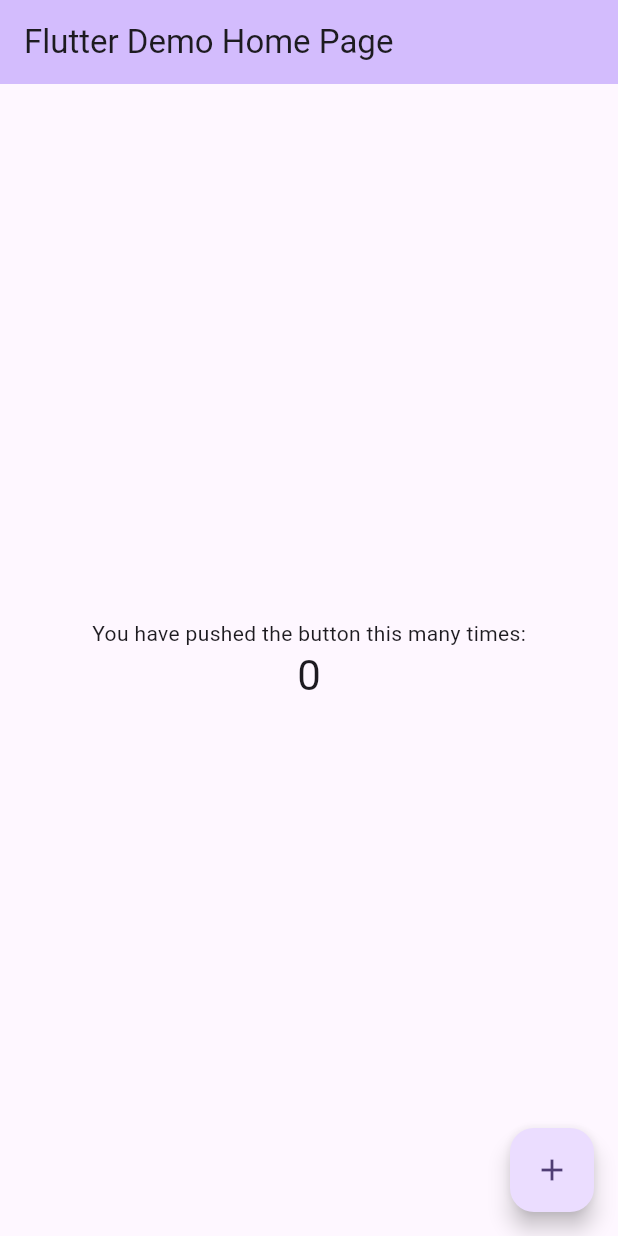
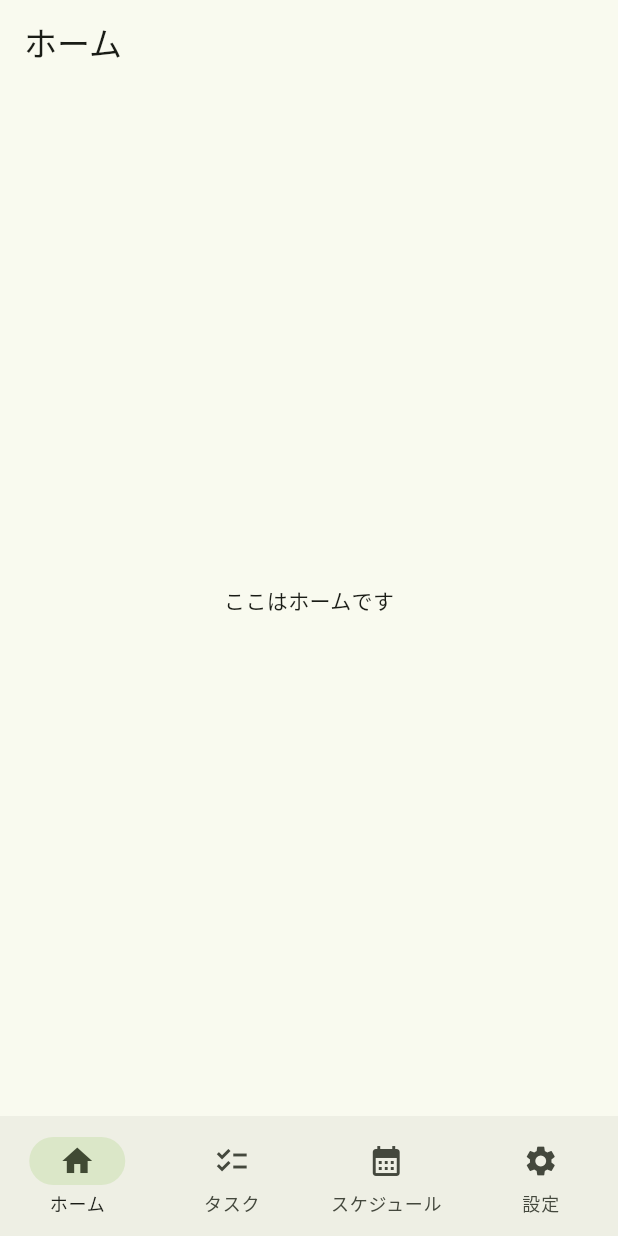
Before and after one commit to anmoti/MultiScheduler, a Flutter app: the screen it shows after launch, on a phone screen of 412 x 824 dp. Run offline on Flutter 3.47's test engine with Material 3 defaults, Android fonts, the phone set to English and light mode, and no system bars; our stand-ins replace go_router.

Commit message:
feat: :sparkles: home, taks, schedule, settingsの画面とルーティングを実装

```diff
--- a/flutter/lib/main.dart
+++ b/flutter/lib/main.dart
@@ -1,4 +1,5 @@
 import 'package:flutter/material.dart';
+import 'package:multi_scheduler/router/router.dart';
 
 void main() {
   runApp(const MyApp());
@@ -7,116 +8,11 @@ void main() {
 class MyApp extends StatelessWidget {
   const MyApp({super.key});
 
-  // This widget is the root of your application.
   @override
-  Widget build(BuildContext context) {
-    return MaterialApp(
-      title: 'Flutter Demo',
-      theme: ThemeData(
-        // This is the theme of your application.
-        //
-        // TRY THIS: Try running your application with "flutter run". You'll see
-        // the application has a purple toolbar. Then, without quitting the app,
-        // try changing the seedColor in the colorScheme below to Colors.green
-        // and then invoke "hot reload" (save your changes or press the "hot
-        // reload" button in a Flutter-supported IDE, or press "r" if you used
-        // the command line to start the app).
-        //
-        // Notice that the counter didn't reset back to zero; the application
-        // state is not lost during the reload. To reset the state, use hot
-        // restart instead.
-        //
-        // This works for code too, not just values: Most code changes can be
-        // tested with just a hot reload.
-        colorScheme: .fromSeed(seedColor: Colors.deepPurple),
-      ),
-      home: const MyHomePage(title: 'Flutter Demo Home Page'),
+  Widget build(context) {
+    return MaterialApp.router(
+      routerConfig: router,
+      theme: .from(colorScheme: .fromSeed(seedColor: Colors.lightGreen)),
     );
   }
 }
-
-class MyHomePage extends StatefulWidget {
-  const MyHomePage({super.key, required this.title});
-
-  // This widget is the home page of your application. It is stateful, meaning
-  // that it has a State object (defined below) that contains fields that affect
-  // how it looks.
-
-  // This class is the configuration for the state. It holds the values (in this
-  // case the title) provided by the parent (in this case the App widget) and
-  // used by the build method of the State. Fields in a Widget subclass are
-  // always marked "final".
-
-  final String title;
-
-  @override
-  State<MyHomePage> createState() => _MyHomePageState();
-}
-
-class _MyHomePageState extends State<MyHomePage> {
-  int _counter = 0;
-
-  void _incrementCounter() {
-    setState(() {
-      // This call to setState tells the Flutter framework that something has
-      // changed in this State, which causes it to rerun the build method below
-      // so that the display can reflect the updated values. If we changed
-      // _counter without calling setState(), then the build method would not be
-      // called again, and so nothing would appear to happen.
-      _counter++;
-    });
-  }
-
-  @override
-  Widget build(BuildContext context) {
-    // This method is rerun every time setState is called, for instance as done
-    // by the _incrementCounter method above.
-    //
-    // The Flutter framework has been optimized to make rerunning build methods
-    // fast, so that you can just rebuild anything that needs updating rather
-    // than having to individually change instances of widgets.
-    return Scaffold(
-      appBar: AppBar(
-        // TRY THIS: Try changing the color here to a specific color (to
-        // Colors.amber, perhaps?) and trigger a hot reload to see the AppBar
-        // change color while the other colors stay the same.
-        backgroundColor: Theme.of(context).colorScheme.inversePrimary,
-        // Here we take the value from the MyHomePage object that was created by
-        // the App.build method, and use it to set our appbar title.
-        title: Text(widget.title),
-      ),
-      body: Center(
-        // Center is a layout widget. It takes a single child and positions it
-        // in the middle of the parent.
-        child: Column(
-          // Column is also a layout widget. It takes a list of children and
-          // arranges them vertically. By default, it sizes itself to fit its
-          // children horizontally, and tries to be as tall as its parent.
-          //
-          // Column has various properties to control how it sizes itself and
-          // how it positions its children. Here we use mainAxisAlignment to
-          // center the children vertically; the main axis here is the vertical
-          // axis because Columns are vertical (the cross axis would be
-          // horizontal).
-          //
-          // TRY THIS: Invoke "debug painting" (choose the "Toggle Debug Paint"
-          // action in the IDE, or press "p" in the console), to see the
-          // wireframe for each widget.
-          mainAxisAlignment: .center,
-          children: [
-            const Text('You have pushed the button this many times:'),
-            Text(
-              '$_counter',
-              style: Theme.of(context).textTheme.headlineMedium,
-            ),
-          ],
-        ),
-      ),
-      floatingActionButton: FloatingActionButton(
-        onPressed: _incrementCounter,
-        tooltip: 'Increment',
-        child: const Icon(Icons.add),
-      ),
-    );
-  }
-}
--- /dev/null
+++ b/flutter/lib/router/home/home_screen.dart
@@ -0,0 +1,18 @@
+import 'package:flutter/material.dart';
+
+class HomeScreen extends StatefulWidget {
+  const HomeScreen({super.key});
+
+  @override
+  State<HomeScreen> createState() => _HomeScreenState();
+}
+
+class _HomeScreenState extends State<HomeScreen> {
+  @override
+  Widget build(BuildContext context) {
+    return Scaffold(
+      appBar: AppBar(title: const Text('ホーム')),
+      body: Center(child: Text("ここはホームです")),
+    );
+  }
+}
--- /dev/null
+++ b/flutter/lib/router/scaffold_with_navbar.dart
@@ -0,0 +1,117 @@
+import 'package:flutter/material.dart';
+import 'package:go_router/go_router.dart';
+
+class ScaffoldWithNavBar extends StatelessWidget {
+  const ScaffoldWithNavBar({required this.navigationShell, super.key});
+
+  final StatefulNavigationShell navigationShell;
+
+  @override
+  Widget build(context) {
+    const List<_NavigationDestination> destinations = [
+      _NavigationDestination(icon: Icon(Icons.home), label: 'ホーム'),
+      _NavigationDestination(icon: Icon(Icons.checklist), label: 'タスク'),
+      _NavigationDestination(icon: Icon(Icons.calendar_month), label: 'スケジュール'),
+      _NavigationDestination(icon: Icon(Icons.settings), label: '設定'),
+    ];
+
+    return LayoutBuilder(
+      builder: (context, constraints) {
+        final BoxConstraints(:maxWidth, :maxHeight) = constraints;
+
+        if (maxHeight > maxWidth) {
+          // 縦画面
+          return _ScaffoldWithBottomNav(
+            navigationShell: navigationShell,
+            destinations: destinations,
+            onTap: _onTap,
+          );
+        } else {
+          // 横画面
+          return _ScaffoldWithNavigationRail(
+            navigationShell: navigationShell,
+            destinations: destinations,
+            onTap: _onTap,
+          );
+        }
+      },
+    );
+  }
+
+  void _onTap(BuildContext context, int index) {
+    navigationShell.goBranch(
+      index,
+      initialLocation: index == navigationShell.currentIndex,
+    );
+  }
+}
+
+class _ScaffoldWithBottomNav extends StatelessWidget {
+  const _ScaffoldWithBottomNav({
+    required this.navigationShell,
+    required this.destinations,
+    required this.onTap,
+  });
+
+  final StatefulNavigationShell navigationShell;
+  final List<_NavigationDestination> destinations;
+  final Function(BuildContext context, int index) onTap;
+
+  @override
+  Widget build(BuildContext context) {
+    return Scaffold(
+      body: navigationShell,
+      bottomNavigationBar: NavigationBar(
+        selectedIndex: navigationShell.currentIndex,
+        onDestinationSelected: (index) => onTap(context, index),
+        destinations: destinations.map((d) => d.toNav()).toList(),
+      ),
+    );
+  }
+}
+
+class _ScaffoldWithNavigationRail extends StatelessWidget {
+  const _ScaffoldWithNavigationRail({
+    required this.navigationShell,
+    required this.destinations,
+    required this.onTap,
+  });
+
+  final StatefulNavigationShell navigationShell;
+  final List<_NavigationDestination> destinations;
+  final Function(BuildContext context, int index) onTap;
+
+  @override
+  Widget build(BuildContext context) {
+    return Scaffold(
+      body: Row(
+        children: [
+          NavigationRail(
+            selectedIndex: navigationShell.currentIndex,
+            onDestinationSelected: (index) => onTap(context, index),
+            labelType: NavigationRailLabelType.all,
+            backgroundColor: Theme.of(context).colorScheme.onInverseSurface,
+            destinations: destinations.map((d) => d.toNavRail()).toList(),
+          ),
+          // 残りのスペースをナビゲーションシェルで埋める
+          Expanded(child: navigationShell),
+        ],
+      ),
+    );
+  }
+}
+
+class _NavigationDestination {
+  const _NavigationDestination({required this.icon, required this.label});
+
+  final Icon icon;
+  final String label;
+
+  NavigationDestination toNav() {
+    return NavigationDestination(icon: icon, label: label);
+  }
+
+  NavigationRailDestination toNavRail() {
+    return NavigationRailDestination(icon: icon, label: Text(label));
+  }
+}
```
Also changed, not shown: flutter/lib/router/home/home_route.dart (added, +16 -0 lines), flutter/lib/router/router.dart (added, +52 -0 lines), flutter/lib/router/schedule/schedule_route.dart (added, +16 -0 lines), flutter/lib/router/schedule/schedule_screen.dart (added, +18 -0 lines), flutter/lib/router/settings/settings_route.dart (added, +16 -0 lines), flutter/lib/router/settings/settings_screen.dart (added, +18 -0 lines), flutter/lib/router/tasks/tasks_route.dart (added, +16 -0 lines), flutter/lib/router/tasks/tasks_screen.dart (added, +18 -0 lines), flutter/lib/router/router.g.dart (added).
